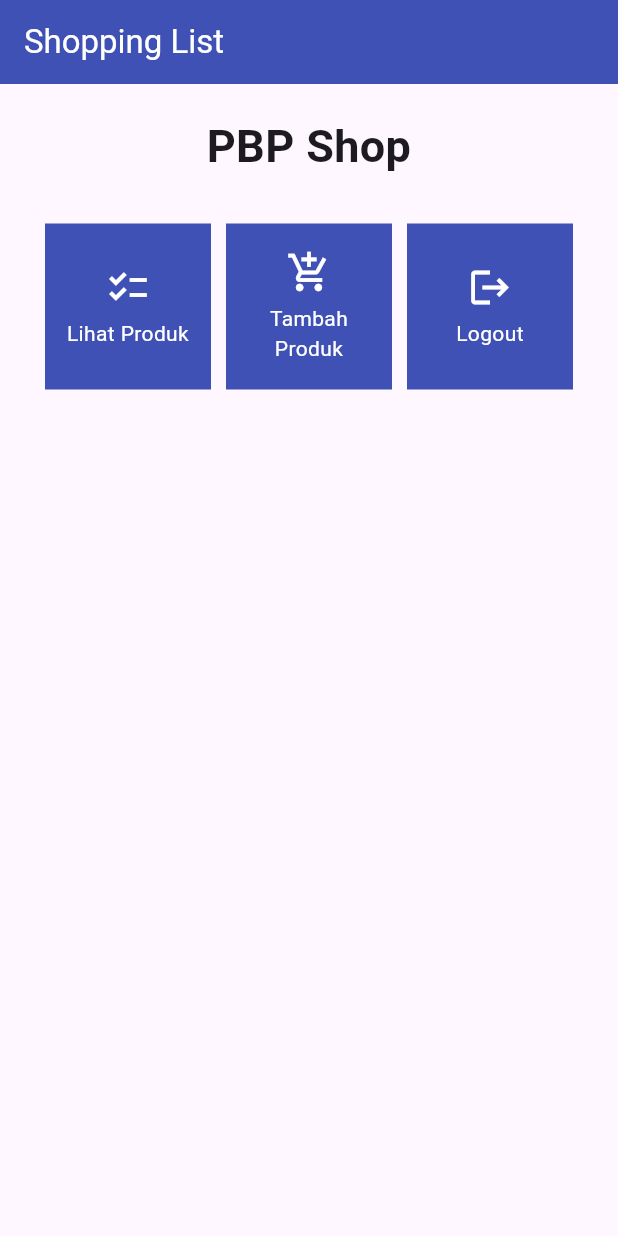
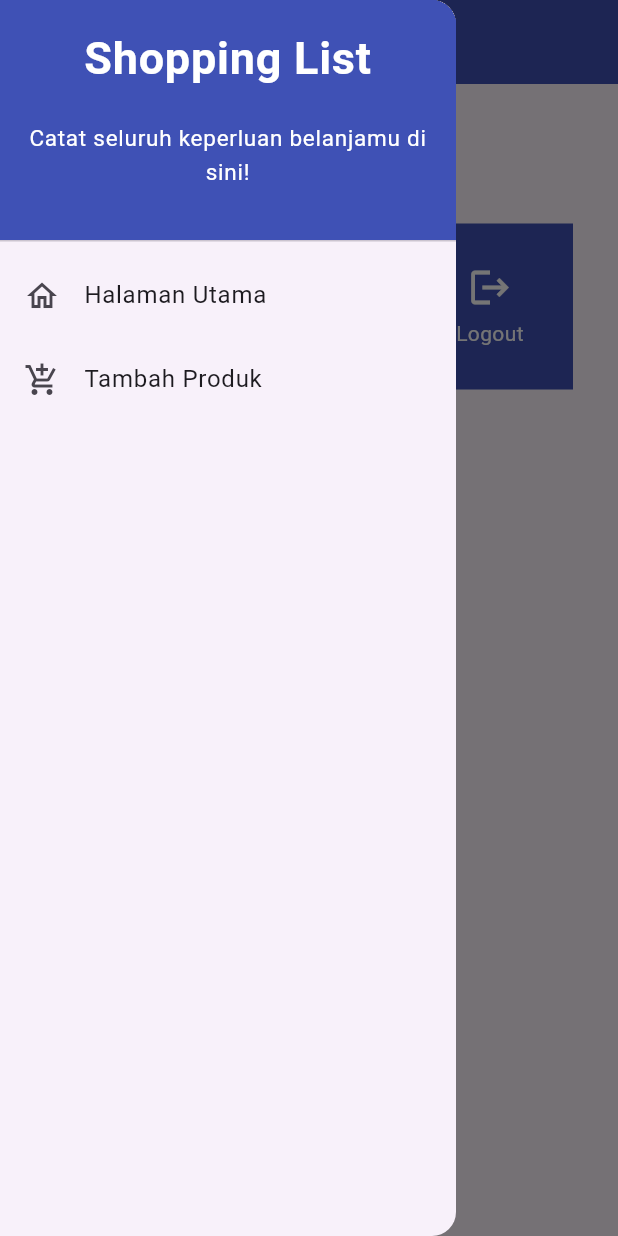
Before and after one commit to DhafinFK/shopping-list-mobile, a Flutter app: the screen it shows after launch, with the side drawer open (before the commit the screen has no drawer), on a phone screen of 412 x 824 dp. Run offline on Flutter 3.47's test engine with Material 2 defaults, Android fonts, the phone set to English and light mode, and no system bars.

Commit message:
finished tutorial 7

```diff
--- a/lib/main.dart
+++ b/lib/main.dart
@@ -1,5 +1,5 @@
 import 'package:flutter/material.dart';
-import 'package:shopping_list/menu.dart';
+import 'package:shopping_list/screens/menu.dart';
 
 void main() {
   runApp(const MyApp());
--- a/lib/menu.dart
+++ b/lib/screens/menu.dart
@@ -1,4 +1,7 @@
 import 'package:flutter/material.dart';
+import 'package:shopping_list/screens/shoplist_form.dart';
+import 'package:shopping_list/widgets/left_drawer.dart';
+import 'package:shopping_list/widgets/shopcard.dart';
 
 class MyHomePage extends StatelessWidget {
   MyHomePage({Key? key}) : super(key: key);
@@ -27,7 +30,9 @@ class MyHomePage extends StatelessWidget {
           style: TextStyle(color: Colors.white),
         ),
         backgroundColor: Colors.indigo,
+        foregroundColor: Colors.white,
       ),
+      drawer: const LeftDrawer(),
       body: SingleChildScrollView(
         // Widget wrapper yang dapat discroll
         child: Padding(
@@ -69,57 +74,7 @@ class MyHomePage extends StatelessWidget {
   }
 }
 
-class ShopItem {
-  final String name;
-  final IconData icon;
 
-  ShopItem(this.name, this.icon);
-}
-
-class ShopCard extends StatelessWidget {
-  final ShopItem item;
-
-  const ShopCard(this.item, {super.key}); // Constructor
-
-  @override
-  Widget build(BuildContext context) {
-    return Material(
-      color: Colors.indigo,
-      child: InkWell(
-        // Area responsive terhadap sentuhan
-        onTap: () {
-          // Memunculkan SnackBar ketika diklik
-          ScaffoldMessenger.of(context)
-            ..hideCurrentSnackBar()
-            ..showSnackBar(SnackBar(
-                content: Text("Kamu telah menekan tombol ${item.name}!")));
-        },
-        child: Container(
-          // Container untuk menyimpan Icon dan Text
-          padding: const EdgeInsets.all(8),
-          child: Center(
-            child: Column(
-              mainAxisAlignment: MainAxisAlignment.center,
-              children: [
-                Icon(
-                  item.icon,
-                  color: Colors.white,
-                  size: 30.0,
-                ),
-                const Padding(padding: EdgeInsets.all(3)),
-                Text(
-                  item.name,
-                  textAlign: TextAlign.center,
-                  style: const TextStyle(color: Colors.white),
-                ),
-              ],
-            ),
-          ),
-        ),
-      ),
-    );
-  }
-}
 
 // class _MyHomePageState extends State<MyHomePage> {
 //   int _counter = 0;
--- /dev/null
+++ b/lib/widgets/left_drawer.dart
@@ -0,0 +1,66 @@
+import 'package:flutter/material.dart';
+import 'package:flutter/material.dart';
+import 'package:shopping_list/screens/menu.dart';
+import 'package:shopping_list/screens/shoplist_form.dart';
+
+class LeftDrawer extends StatelessWidget {
+  const LeftDrawer({super.key});
+
+  @override
+  Widget build(BuildContext context) {
+    return Drawer(
+      child: ListView(
+        children: [
+          const DrawerHeader(
+            decoration: BoxDecoration(
+              color: Colors.indigo,
+            ),
+            child: Column(
+              children: [
+                Text(
+                  'Shopping List',
+                  textAlign: TextAlign.center,
+                  style: TextStyle(
+                    fontSize: 30,
+                    fontWeight: FontWeight.bold,
+                    color: Colors.white,
+                  ),
+                ),
+                Padding(padding: EdgeInsets.all(10)),
+                Text("Catat seluruh keperluan belanjamu di sini!",
+                    textAlign: TextAlign.center,
+                    style: TextStyle(
+                      fontSize: 15,
+                      color: Colors.white,
+                    )),
+              ],
+            ),
+          ),
+          ListTile(
+            leading: const Icon(Icons.home_outlined),
+            title: const Text('Halaman Utama'),
+            // Bagian redirection ke MyHomePage
+            onTap: () {
+              Navigator.pushReplacement(
+                  context,
+                  MaterialPageRoute(
+                    builder: (context) => MyHomePage(),
+                  ));
+            },
+          ),
+          ListTile(
+            leading: const Icon(Icons.add_shopping_cart),
+            title: const Text('Tambah Produk'),
+            // Bagian redirection ke ShopFormPage
+            onTap: () {
+              Navigator.push(
+                  context,
+                  MaterialPageRoute(
+                      builder: (context) => const ShopFormPage()));
+            },
+          ),
+        ],
+      ),
+    );
+  }
+}
--- /dev/null
+++ b/lib/widgets/shopcard.dart
@@ -0,0 +1,59 @@
+import 'package:shopping_list/screens/shoplist_form.dart';
+import 'package:flutter/material.dart';
+
+class ShopItem {
+  final String name;
+  final IconData icon;
+
+  ShopItem(this.name, this.icon);
+}
+
+class ShopCard extends StatelessWidget {
+  final ShopItem item;
+
+  const ShopCard(this.item, {super.key}); // Constructor
+
+  @override
+  Widget build(BuildContext context) {
+    return Material(
+      color: Colors.indigo,
+      child: InkWell(
+        // Area responsive terhadap sentuhan
+        onTap: () {
+          // Memunculkan SnackBar ketika diklik
+          ScaffoldMessenger.of(context)
+            ..hideCurrentSnackBar()
+            ..showSnackBar(SnackBar(
+                content: Text("Kamu telah menekan tombol ${item.name}!")));
+
+          if (item.name == "Tambah Produk") {
+            Navigator.push(context,
+                MaterialPageRoute(builder: (context) => const ShopFormPage()));
+          }
+        },
+        child: Container(
+          // Container untuk menyimpan Icon dan Text
+          padding: const EdgeInsets.all(8),
+          child: Center(
+            child: Column(
+              mainAxisAlignment: MainAxisAlignment.center,
+              children: [
+                Icon(
+                  item.icon,
+                  color: Colors.white,
+                  size: 30.0,
+                ),
+                const Padding(padding: EdgeInsets.all(3)),
+                Text(
+                  item.name,
+                  textAlign: TextAlign.center,
+                  style: const TextStyle(color: Colors.white),
+                ),
+              ],
+            ),
+          ),
+        ),
+      ),
+    );
+  }
+}
```
Also changed, not shown: lib/screens/shoplist_form.dart (added, +156 -0 lines).
